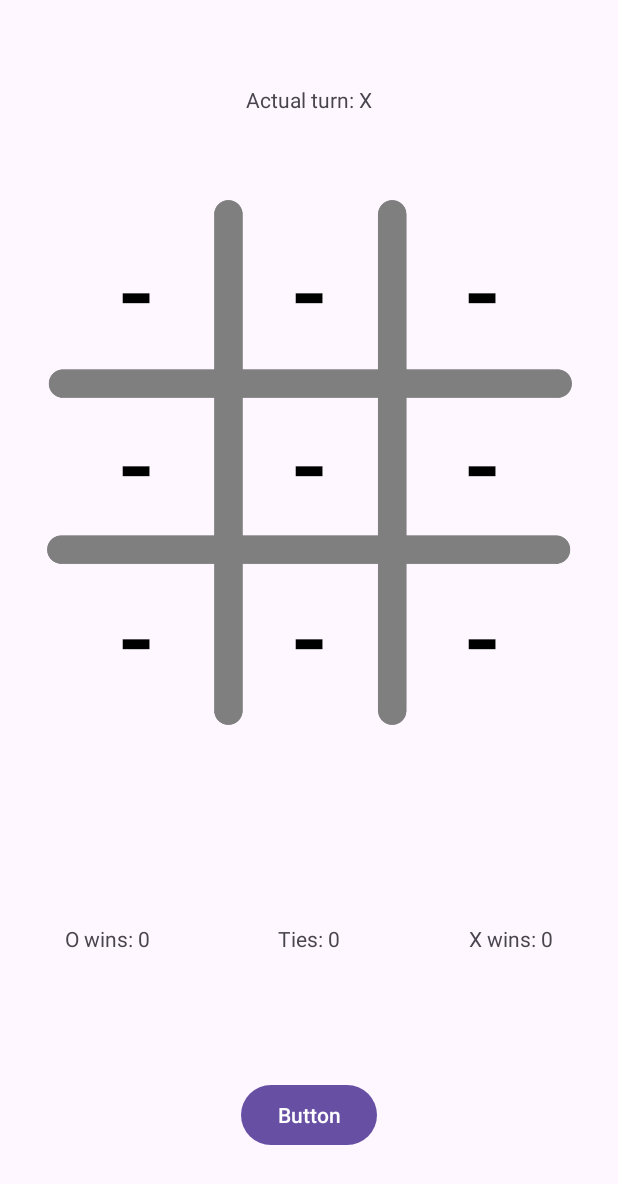
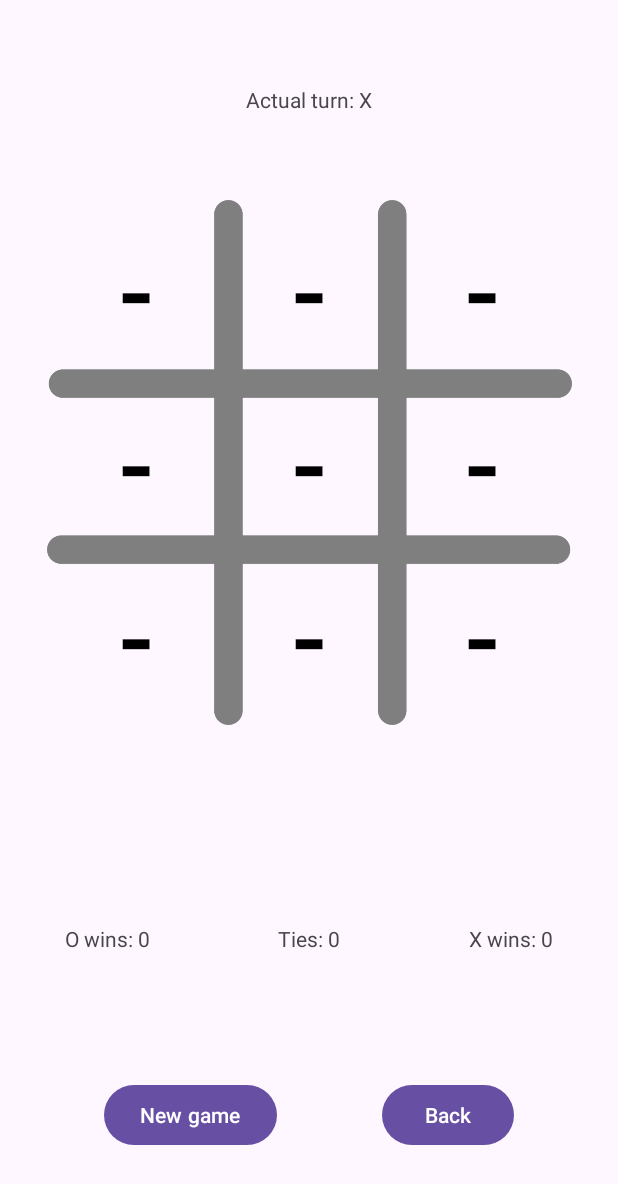
Before and after one commit to omanrique18/DADM-Ocas, an Android app: the screen it shows after launch (TicTacToeActivity), after a tap on "Single player", on a phone screen of 412 x 824 dp. Shown: the top 1184 px of the screen. Run offline under Robolectric (Android 15) with nearby library versions, the light colour scheme and no system bars.

Commit message:
Se agrega botón de back

```diff
--- a/reto3/TicTacToe/app/src/main/java/co/edu/unal/tic_tac_toe/TicTacToeActivity.kt
+++ b/reto3/TicTacToe/app/src/main/java/co/edu/unal/tic_tac_toe/TicTacToeActivity.kt
@@ -1,5 +1,6 @@
 package co.edu.unal.tic_tac_toe
 
+import android.content.Intent
 import androidx.appcompat.app.AppCompatActivity
 import android.os.Bundle
 import android.widget.Button
@@ -13,6 +14,7 @@ class TicTacToeActivity : AppCompatActivity() {
     private lateinit var tiesText: TextView
     private lateinit var gameStateText: TextView
     private lateinit var newGameButton: Button
+    private lateinit var backButton: Button
     private lateinit var boardButtons: ArrayList<Button>
     private lateinit var scoreBoard: Array<Int>
     private lateinit var symbols: Array<String>
@@ -31,6 +33,7 @@ class TicTacToeActivity : AppCompatActivity() {
         tiesText = findViewById<TextView>(R.id.ties)
         gameStateText = findViewById<TextView>(R.id.game_status)
         newGameButton = findViewById<Button>(R.id.new_game)
+        backButton = findViewById(R.id.back)
         boardButtons = arrayListOf<Button>()
         boardButtons.add(findViewById(R.id.tile0))
         boardButtons.add(findViewById(R.id.tile1))
@@ -51,6 +54,11 @@ class TicTacToeActivity : AppCompatActivity() {
             var computerTile = ticTacToe.setComputerMove()
             boardButtons[computerTile].text = actualTurn
             isGameFinished()
+        }
+
+        backButton.setOnClickListener {
+            val intent2 = Intent(this,MainMenuActivity::class.java)
+            startActivity(intent2)
         }
 
         newGameButton.setOnClickListener{
--- a/reto3/TicTacToe/app/src/main/res/layout/activity_tic_tac_toe.xml
+++ b/reto3/TicTacToe/app/src/main/res/layout/activity_tic_tac_toe.xml
@@ -180,9 +180,9 @@
         android:id="@+id/new_game"
         android:layout_width="wrap_content"
         android:layout_height="wrap_content"
-        android:text="Button"
+        android:text="New game"
         app:layout_constraintBottom_toBottomOf="parent"
-        app:layout_constraintEnd_toEndOf="parent"
+        app:layout_constraintEnd_toStartOf="@+id/back"
         app:layout_constraintHorizontal_bias="0.5"
         app:layout_constraintStart_toStartOf="parent"
         app:layout_constraintTop_toBottomOf="@+id/linearLayout"
@@ -200,4 +200,16 @@
         app:layout_constraintStart_toStartOf="parent"
         app:layout_constraintTop_toTopOf="parent"
         app:layout_constraintVertical_bias="0.5" />
+
+    <Button
+        android:id="@+id/back"
+        android:layout_width="wrap_content"
+        android:layout_height="wrap_content"
+        android:text="Back"
+        app:layout_constraintBottom_toBottomOf="parent"
+        app:layout_constraintEnd_toEndOf="parent"
+        app:layout_constraintHorizontal_bias="0.5"
+        app:layout_constraintStart_toEndOf="@+id/new_game"
+        app:layout_constraintTop_toBottomOf="@+id/linearLayout"
+        app:layout_constraintVertical_bias="0.5" />
 </androidx.constraintlayout.widget.ConstraintLayout>
```
